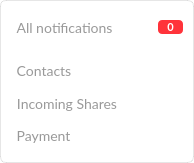
Qt form src/MEGASync/gui/linux/FilterAlertWidget.ui (meganz/MEGAsync) before a commit.
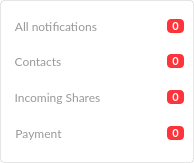
The same form after that commit. Icons and pictures are not drawn.

What changed in the file:
```diff
--- a/src/MEGASync/gui/linux/FilterAlertWidget.ui
+++ b/src/MEGASync/gui/linux/FilterAlertWidget.ui
@@ -28,14 +28,50 @@
   <property name="styleSheet">
    <string notr="true">#FilterAlertWidget
 {
+	background-color: transparent;
+}</string>
+  </property>
+  <layout class="QVBoxLayout" name="verticalLayout_2">
+   <property name="spacing">
+    <number>0</number>
+   </property>
+   <property name="leftMargin">
+    <number>0</number>
+   </property>
+   <property name="topMargin">
+    <number>0</number>
+   </property>
+   <property name="rightMargin">
+    <number>0</number>
+   </property>
+   <property name="bottomMargin">
+    <number>0</number>
+   </property>
+   <item>
+    <widget class="QWidget" name="wFilterAlertContainer" native="true">
+     <property name="styleSheet">
+      <string notr="true">#wFilterAlertContainer
+{	
 	border: 1px solid rgba(0,0,0,0.1);
-	border-radius: 6px;
+	border-radius: 4px;
 	background-color: #FFFFFF;
 }</string>
   </property>
-  <layout class="QVBoxLayout" name="verticalLayout_2">
+     <layout class="QVBoxLayout" name="verticalLayout_3">
    <property name="spacing">
-    <number>5</number>
+       <number>0</number>
+      </property>
+      <property name="leftMargin">
+       <number>10</number>
+      </property>
+      <property name="topMargin">
+       <number>10</number>
+      </property>
+      <property name="rightMargin">
+       <number>10</number>
+      </property>
+      <property name="bottomMargin">
+       <number>10</number>
    </property>
    <item>
     <widget class="QWidget" name="wAllNotifications" native="true">
@@ -75,7 +111,7 @@
      border: none;
 	color: #999999;
 	font-family: Lato;
-	font-size: 14px;
+	font-size: 12px;
 	line-height: 22px;
 }
 #bAll::hover
@@ -99,7 +135,7 @@
         </property>
         <property name="sizeHint" stdset="0">
          <size>
-          <width>40</width>
+             <width>2</width>
           <height>20</height>
          </size>
         </property>
@@ -107,6 +143,12 @@
       </item>
       <item>
        <widget class="QToolButton" name="bNumberNotifications">
+           <property name="sizePolicy">
+            <sizepolicy hsizetype="Minimum" vsizetype="Fixed">
+             <horstretch>0</horstretch>
+             <verstretch>0</verstretch>
+            </sizepolicy>
+           </property>
         <property name="minimumSize">
          <size>
           <width>14</width>
@@ -129,8 +171,6 @@
 font-family: Lato;
 font-size: 11px;
 border-radius: 4px;
-padding-left: 4px;
-padding-right: 4px;
 }</string>
         </property>
         <property name="text">
@@ -183,6 +223,18 @@
       </property>
       <item>
        <widget class="QWidget" name="wContactsNotifications" native="true">
+           <property name="minimumSize">
+            <size>
+             <width>0</width>
+             <height>36</height>
+            </size>
+           </property>
+           <property name="maximumSize">
+            <size>
+             <width>16777215</width>
+             <height>36</height>
+            </size>
+           </property>
         <layout class="QHBoxLayout" name="horizontalLayout">
          <property name="spacing">
           <number>0</number>
@@ -201,13 +253,19 @@
          </property>
          <item>
           <widget class="QToolButton" name="bContacts">
+              <property name="minimumSize">
+               <size>
+                <width>0</width>
+                <height>0</height>
+               </size>
+              </property>
            <property name="styleSheet">
             <string notr="true">#bContacts
 {
      border: none;
 	color: #999999;
 	font-family: Lato;
-	font-size: 14px;
+	font-size: 12px;
 	line-height: 22px;
 }
 #bContacts::hover
@@ -222,6 +280,20 @@
            <property name="text">
             <string>Contacts</string>
            </property>
+              <property name="icon">
+               <iconset>
+                <normalon>:/images/contacts.png</normalon>
+               </iconset>
+              </property>
+              <property name="iconSize">
+               <size>
+                <width>6</width>
+                <height>6</height>
+               </size>
+              </property>
+              <property name="toolButtonStyle">
+               <enum>Qt::ToolButtonTextBesideIcon</enum>
+              </property>
           </widget>
          </item>
          <item>
@@ -231,17 +303,66 @@
            </property>
            <property name="sizeHint" stdset="0">
             <size>
-             <width>40</width>
+                <width>2</width>
              <height>20</height>
             </size>
            </property>
           </spacer>
          </item>
+            <item>
+             <widget class="QToolButton" name="bNumberNotificationsContacts">
+              <property name="sizePolicy">
+               <sizepolicy hsizetype="Minimum" vsizetype="Fixed">
+                <horstretch>0</horstretch>
+                <verstretch>0</verstretch>
+               </sizepolicy>
+              </property>
+              <property name="minimumSize">
+               <size>
+                <width>14</width>
+                <height>14</height>
+               </size>
+              </property>
+              <property name="maximumSize">
+               <size>
+                <width>16777215</width>
+                <height>14</height>
+               </size>
+              </property>
+              <property name="styleSheet">
+               <string notr="true">#bNumberNotificationsContacts
+{
+border: none;
+background-color: #FF333A;
+color: #FFFFFF;
+font-weight: bold;
+font-family: Lato;
+font-size: 11px;
+border-radius: 4px;
+}</string>
+              </property>
+              <property name="text">
+               <string>0</string>
+              </property>
+             </widget>
+            </item>
         </layout>
        </widget>
       </item>
       <item>
        <widget class="QWidget" name="wSharesNotifications" native="true">
+           <property name="minimumSize">
+            <size>
+             <width>0</width>
+             <height>36</height>
+            </size>
+           </property>
+           <property name="maximumSize">
+            <size>
+             <width>16777215</width>
+             <height>36</height>
+            </size>
+           </property>
         <layout class="QHBoxLayout" name="horizontalLayout_2">
          <property name="spacing">
           <number>0</number>
@@ -266,7 +387,7 @@
      border: none;
 	color: #999999;
 	font-family: Lato;
-	font-size: 14px;
+	font-size: 12px;
 	line-height: 22px;
 }
 #bShares::hover
@@ -281,6 +402,20 @@
            <property name="text">
             <string>Incoming Shares</string>
            </property>
+              <property name="icon">
+               <iconset>
+                <normalon>:/images/incoming_share.png</normalon>
+               </iconset>
+              </property>
+              <property name="iconSize">
+               <size>
+                <width>6</width>
+                <height>6</height>
+               </size>
+              </property>
+              <property name="toolButtonStyle">
+               <enum>Qt::ToolButtonTextBesideIcon</enum>
+              </property>
           </widget>
          </item>
          <item>
@@ -290,17 +425,66 @@
            </property>
            <property name="sizeHint" stdset="0">
             <size>
-             <width>40</width>
+                <width>2</width>
              <height>20</height>
             </size>
            </property>
           </spacer>
          </item>
+            <item>
+             <widget class="QToolButton" name="bNumberNotificationsShares">
+              <property name="sizePolicy">
+               <sizepolicy hsizetype="Minimum" vsizetype="Fixed">
+                <horstretch>0</horstretch>
+                <verstretch>0</verstretch>
+               </sizepolicy>
+              </property>
+              <property name="minimumSize">
+               <size>
+                <width>14</width>
+                <height>14</height>
+               </size>
+              </property>
+              <property name="maximumSize">
+               <size>
+                <width>16777215</width>
+                <height>14</height>
+               </size>
+              </property>
+              <property name="styleSheet">
+               <string notr="true">#bNumberNotificationsShares
+{
+border: none;
+background-color: #FF333A;
+color: #FFFFFF;
+font-weight: bold;
+font-family: Lato;
+font-size: 11px;
+border-radius: 4px;
+}</string>
+              </property>
+              <property name="text">
+               <string>0</string>
+              </property>
+             </widget>
+            </item>
         </layout>
        </widget>
       </item>
       <item>
        <widget class="QWidget" name="wPaymentNotifications" native="true">
+           <property name="minimumSize">
+            <size>
+             <width>0</width>
+             <height>36</height>
+            </size>
+           </property>
+           <property name="maximumSize">
+            <size>
+             <width>16777215</width>
+             <height>36</height>
+            </size>
+           </property>
         <layout class="QHBoxLayout" name="horizontalLayout_3">
          <property name="spacing">
           <number>0</number>
@@ -325,7 +509,7 @@
      border: none;
 	color: #999999;
 	font-family: Lato;
-	font-size: 14px;
+	font-size: 12px;
 	line-height: 22px;
 }
 #bPayment::hover
@@ -340,6 +524,20 @@
            <property name="text">
             <string>Payment</string>
            </property>
+              <property name="icon">
+               <iconset>
+                <normalon>:/images/payments.png</normalon>
+               </iconset>
+              </property>
+              <property name="iconSize">
+               <size>
+                <width>6</width>
+                <height>6</height>
+               </size>
+              </property>
+              <property name="toolButtonStyle">
+               <enum>Qt::ToolButtonTextBesideIcon</enum>
+              </property>
           </widget>
          </item>
          <item>
@@ -347,10 +545,66 @@
            <property name="orientation">
             <enum>Qt::Horizontal</enum>
            </property>
+              <property name="sizeType">
+               <enum>QSizePolicy::Expanding</enum>
+              </property>
            <property name="sizeHint" stdset="0">
             <size>
-             <width>40</width>
+                <width>2</width>
              <height>20</height>
+               </size>
+              </property>
+             </spacer>
+            </item>
+            <item>
+             <widget class="QToolButton" name="bNumberNotificationsPayments">
+              <property name="sizePolicy">
+               <sizepolicy hsizetype="Minimum" vsizetype="Fixed">
+                <horstretch>0</horstretch>
+                <verstretch>0</verstretch>
+               </sizepolicy>
+              </property>
+              <property name="minimumSize">
+               <size>
+                <width>14</width>
+                <height>14</height>
+               </size>
+              </property>
+              <property name="maximumSize">
+               <size>
+                <width>16777215</width>
+                <height>14</height>
+               </size>
+              </property>
+              <property name="styleSheet">
+               <string notr="true">#bNumberNotificationsPayments
+{
+border: none;
+background-color: #FF333A;
+color: #FFFFFF;
+font-weight: bold;
+font-family: Lato;
+font-size: 11px;
+border-radius: 4px;
+}</string>
+              </property>
+              <property name="text">
+               <string>0</string>
+              </property>
+             </widget>
+            </item>
+           </layout>
+          </widget>
+         </item>
+         <item>
+          <spacer name="verticalSpacer">
+           <property name="orientation">
+            <enum>Qt::Vertical</enum>
+           </property>
+           <property name="sizeHint" stdset="0">
+            <size>
+             <width>20</width>
+             <height>40</height>
             </size>
            </property>
           </spacer>
```
Left out of the diff: 8 changed lines with no effect on the pictures. Lines whose indentation alone changed are shown as unchanged.
